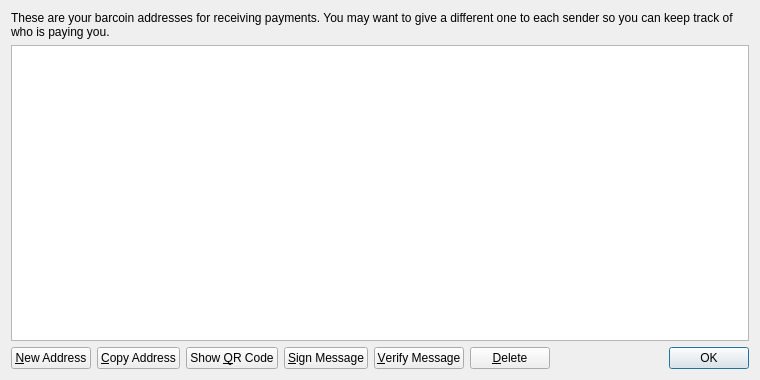
First picture: the form in src/qt/forms/addressbookpage.ui, repository jeronimek/WWFcoin, before the edit.
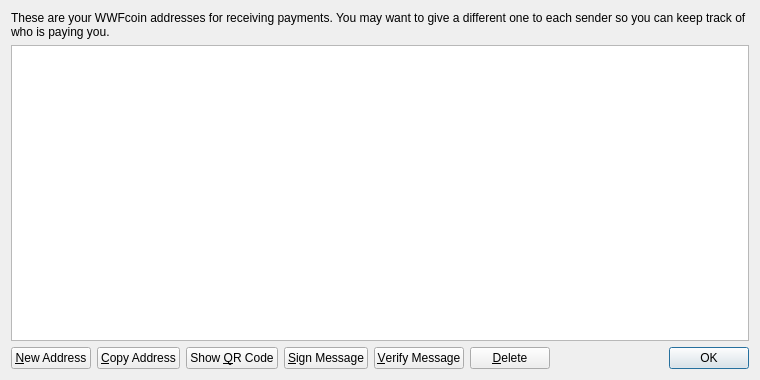
Second picture: the form after the edit. Icons and pictures are not drawn.

The edit to the form file:
```diff
--- a/src/qt/forms/addressbookpage.ui
+++ b/src/qt/forms/addressbookpage.ui
@@ -17,7 +17,7 @@
    <item>
     <widget class="QLabel" name="labelExplanation">
      <property name="text">
-      <string>These are your barcoin addresses for receiving payments. You may want to give a different one to each sender so you can keep track of who is paying you.</string>
+      <string>These are your WWFcoin addresses for receiving payments. You may want to give a different one to each sender so you can keep track of who is paying you.</string>
      </property>
      <property name="textFormat">
       <enum>Qt::PlainText</enum>
```
